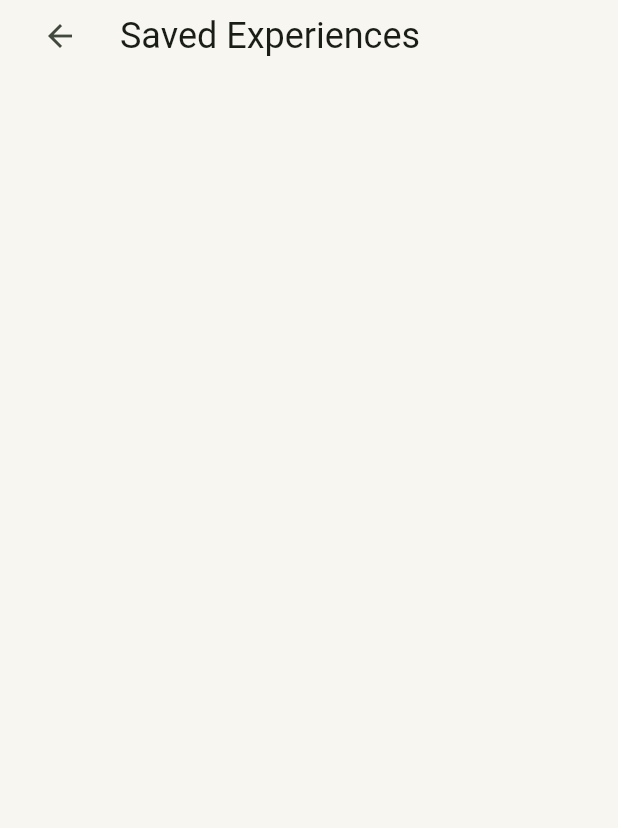
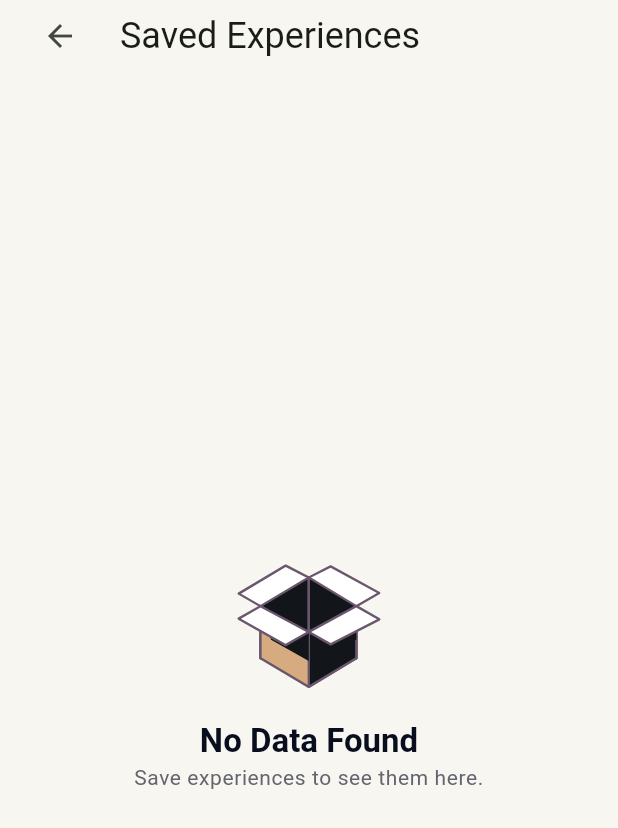
Before and after one commit to vivekbudakoti/travel_assign, a Flutter app: the ExperienceScreen screen opened by its route, after a tap on the "favorite outline" icon, on a phone screen of 412 x 824 dp. Shown: the top 828 px of the screen. Run offline on Flutter 3.47's test engine with Material 3 defaults, Android fonts, the phone set to English and light mode, and no system bars; our stand-ins replace cached_network_image, carousel_slider, flutter_bloc, flutter_svg, go_router, shared_preferences and 1 more; accounts and stored records are empty; network calls fail.

Commit message:
feature: No Data found widget added in saved esperiences section

```diff
--- /dev/null
+++ b/lib/core/widgets/no_data_widget.dart
@@ -0,0 +1,36 @@
+import 'package:flutter/material.dart';
+import 'package:travel_assign/core/theme/colors.dart';
+import 'package:travel_assign/core/utils/extension.dart';
+import 'package:travel_assign/core/widgets/asset_image.dart';
+import 'package:travel_assign/gen/assets.gen.dart';
+
+class NoDataWidget extends StatelessWidget {
+  final String title;
+  final String? subTitle;
+
+  const NoDataWidget({super.key, required this.title, this.subTitle});
+
+  @override
+  Widget build(BuildContext context) {
+    return Expanded(
+      child: Container(
+        color: context.theme.colorScheme.primary,
+        child: Column(
+          mainAxisAlignment: MainAxisAlignment.center,
+          children: [
+            AppAssetImage(imagePath: Assets.icons.noData, height: 100),
+            12.verticalSizedBox,
+            Text(title, style: context.textTheme.headlineMedium),
+            2.verticalSizedBox,
+            if (subTitle != null && subTitle?.isNotEmpty == true)
+              Text(
+                subTitle!,
+                style: context.textTheme.bodySmall?.copyWith(color: AppColors.graniteGray),
+                textAlign: TextAlign.center,
+              ),
+          ],
+        ),
+      ),
+    );
+  }
+}
--- a/lib/features/experience/view/widgets/experience_card.dart
+++ b/lib/features/experience/view/widgets/experience_card.dart
@@ -29,6 +29,7 @@ class ExperienceCard extends StatelessWidget {
               Align(
                 alignment: AlignmentGeometry.bottomCenter,
                 child: ExperienceCardFooter(
+                  expId: data.id ?? "",
                   interests: data.interests?.map((e) => e.title ?? "").toList() ?? [],
                   bottomTileTitle: data.title ?? "",
                   bottomTileSubText: data.shortDescription ?? "",
--- a/lib/features/experience/view/widgets/experience_card_footer.dart
+++ b/lib/features/experience/view/widgets/experience_card_footer.dart
@@ -7,11 +7,13 @@ class ExperienceCardFooter extends StatelessWidget {
   final List<String> interests;
   final String bottomTileTitle;
   final String bottomTileSubText;
+  final String expId;
   const ExperienceCardFooter({
     super.key,
     required this.interests,
     required this.bottomTileTitle,
     required this.bottomTileSubText,
+    required this.expId,
   });
 
   @override
@@ -20,7 +22,7 @@ class ExperienceCardFooter extends StatelessWidget {
       mainAxisSize: MainAxisSize.min,
       crossAxisAlignment: CrossAxisAlignment.start,
       children: [
-        InterestsListTiles(interests: interests),
+        InterestsListTiles(interests: interests, expId: expId),
         4.verticalSizedBox,
         TitleSubtitleCard(title: bottomTileTitle, subtitle: bottomTileSubText),
         4.verticalSizedBox,
--- a/lib/features/experience/view/widgets/interests_list_tiles.dart
+++ b/lib/features/experience/view/widgets/interests_list_tiles.dart
@@ -5,7 +5,8 @@ import 'package:travel_assign/core/widgets/translucent_card.dart';
 
 class InterestsListTiles extends StatelessWidget {
   final List<String> interests;
-  const InterestsListTiles({super.key, required this.interests});
+  final String expId;
+  const InterestsListTiles({super.key, required this.interests, required this.expId});
   bool get _countIsGreaterThanThree => interests.length > 3;
   int get _interestLenght => interests.length;
   @override
@@ -14,12 +15,15 @@ class InterestsListTiles extends StatelessWidget {
       padding: EdgeInsets.symmetric(horizontal: 8),
       child: Wrap(
         children: List.generate(_countIsGreaterThanThree ? 4 : _interestLenght, (index) {
-          return TransluentCard(
-            padding: const EdgeInsets.only(right: 4),
-            takeFullWidth: false,
-            child: Text(
-              (index == 3) ? "+${interests.length - 3}" : interests[index],
-              style: context.textTheme.bodySmall?.copyWith(color: AppColors.white),
+          return Hero(
+            tag: interests[index] + expId,
+            child: TransluentCard(
+              padding: const EdgeInsets.only(right: 4),
+              takeFullWidth: false,
+              child: Text(
+                (index == 3) ? "+${interests.length - 3}" : interests[index],
+                style: context.textTheme.bodySmall?.copyWith(color: AppColors.white),
+              ),
             ),
           );
         }),
--- a/lib/features/experience_details/view/experience_detail_screen.dart
+++ b/lib/features/experience_details/view/experience_detail_screen.dart
@@ -93,7 +93,7 @@ class _ExperienceDetailScreenState extends State<_ExperienceDetailScreen> {
                                 style: context.textTheme.labelLarge?.copyWith(color: AppColors.secondaryText),
                               ),
                               8.verticalSizedBox,
-                              InterestsRow(data: data.interests ?? []),
+                              InterestsRow(data: data.interests ?? [], expId: widget.id),
                               12.verticalSizedBox,
                               Text(data.fullDescription ?? "", style: context.textTheme.labelLarge),
                               context.viewPadding.bottom.verticalSizedBox,
--- a/lib/features/experience_details/view/widgets/interests_row.dart
+++ b/lib/features/experience_details/view/widgets/interests_row.dart
@@ -4,7 +4,8 @@ import 'package:travel_assign/features/onboarding/model/interests_model.dart';
 
 class InterestsRow extends StatelessWidget {
   final List<InterestsModel> data;
-  const InterestsRow({super.key, required this.data});
+  final String expId;
+  const InterestsRow({super.key, required this.data, required this.expId});
 
   @override
   Widget build(BuildContext context) {
@@ -13,11 +14,14 @@ class InterestsRow extends StatelessWidget {
         data.length,
         (index) => Container(
           padding: EdgeInsets.only(right: 8),
-          child: InterestOption(
-            imageUrl: data[index].imageUrl ?? "",
-            isSelected: false,
-            onTap: () {},
-            title: data[index].title ?? "",
+          child: Hero(
+            tag: ((data[index].title ?? "") + expId),
+            child: InterestOption(
+              imageUrl: data[index].imageUrl ?? "",
+              isSelected: false,
+              onTap: () {},
+              title: data[index].title ?? "",
+            ),
           ),
         ),
       ),
--- a/lib/features/saved_experiences/view/saved_experiences_screen.dart
+++ b/lib/features/saved_experiences/view/saved_experiences_screen.dart
@@ -3,11 +3,14 @@ import 'package:flutter_bloc/flutter_bloc.dart';
 import 'package:go_router/go_router.dart';
 import 'package:travel_assign/core/constants/constants.dart';
 import 'package:travel_assign/core/utils/extension.dart';
+import 'package:travel_assign/core/widgets/asset_image.dart';
+import 'package:travel_assign/core/widgets/no_data_widget.dart';
 import 'package:travel_assign/core/widgets/shimmer_container.dart';
 import 'package:travel_assign/features/experience_details/view/experience_detail_screen.dart';
 import 'package:travel_assign/features/experience/view/widgets/experience_card.dart';
 import 'package:travel_assign/features/saved_experiences/bloc/saved_eperience_states.dart';
 import 'package:travel_assign/features/saved_experiences/bloc/saved_experience_cubit.dart';
+import 'package:travel_assign/gen/assets.gen.dart';
 
 class SavedExperiencesScreen extends StatefulWidget {
   const SavedExperiencesScreen({super.key});
@@ -47,7 +50,9 @@ class _SavedExperiencesScreenState extends State<SavedExperiencesScreen> {
                     ],
                   ),
                   if (state is SavedEperienceLoadedState)
-                    Expanded(
+                    (state.experienceData.isEmpty)
+                        ? NoDataWidget(title: "No Data Found", subTitle: "Save experiences to see them here.")
+                        : Expanded(
                             child: GridView.builder(
                               padding: EdgeInsets.zero,
                               gridDelegate: const SliverGridDelegateWithFixedCrossAxisCount(
--- a/lib/gen/assets.gen.dart
+++ b/lib/gen/assets.gen.dart
@@ -15,8 +15,11 @@ class $AssetsIconsGen {
   /// File path: assets/icons/app_logo.svg
   String get appLogo => 'assets/icons/app_logo.svg';
 
+  /// File path: assets/icons/no_data.svg
+  String get noData => 'assets/icons/no_data.svg';
+
   /// List of all assets
-  List<String> get values => [appLogo];
+  List<String> get values => [appLogo, noData];
 }
 
 class Assets {
```
Also changed, not shown: assets/icons/no_data.svg (added). Lines whose indentation alone changed are shown as unchanged.
